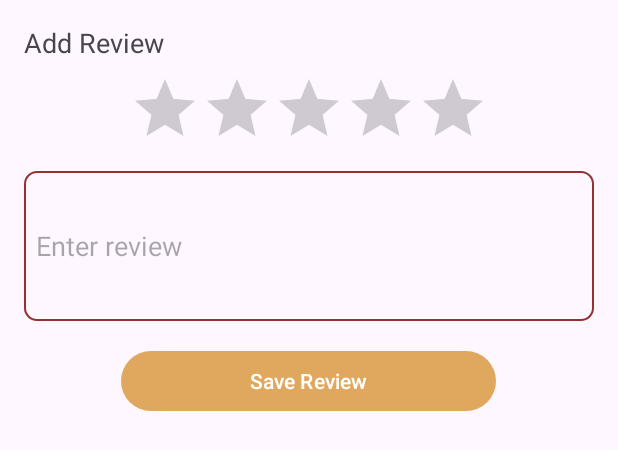
After one commit to DewaTriWijaya/SEA_SALON, an Android app: the layout dialog_review.xml on its own in the app's theme, with its tools: preview values and no code run, on a phone screen of 412 x 824 dp. The commit adds this screen. Shown: the top 450 px of the screen. Run offline under Robolectric (Android 15) with nearby library versions, the phone set to English and light mode, and no system bars.

Commit message:
update Review & dialog_review

```diff
--- a/app/src/main/java/com/dewa/sea/ui/notification/SectionsPagerAdapter.kt
+++ b/app/src/main/java/com/dewa/sea/ui/notification/SectionsPagerAdapter.kt
@@ -5,12 +5,14 @@ import androidx.fragment.app.Fragment
 import androidx.fragment.app.FragmentManager
 import androidx.fragment.app.FragmentPagerAdapter
 import com.dewa.sea.R
+import com.dewa.sea.ui.notification.history.HistoryFragment
 import com.dewa.sea.ui.notification.reservation.ReservationFragment
 import com.dewa.sea.ui.notification.review.ReviewFragment
 
 private val TAB_TITLES = arrayOf(
     R.string.tab_text_1,
-    R.string.tab_text_2
+    R.string.tab_text_2,
+    R.string.tab_text_3
 )
 
 class SectionsPagerAdapter(private val context: Context, fm: FragmentManager) :
@@ -20,6 +22,7 @@ class SectionsPagerAdapter(private val context: Context, fm: FragmentManager) :
         return when (position){
             0 -> ReservationFragment()
             1 -> ReviewFragment()
+            2 -> HistoryFragment()
             else -> throw IllegalStateException("Unexpected position $position")
         }
     }
--- a/app/src/main/java/com/dewa/sea/ui/notification/reservation/ReservationFragment.kt
+++ b/app/src/main/java/com/dewa/sea/ui/notification/reservation/ReservationFragment.kt
@@ -83,12 +83,15 @@ class ReservationFragment : Fragment(), AdapterReservation.OnTimeSelectedListene
     }
 
     private fun deleteReservationFromFireStore(reservation: String) {
+        //binding.progressBar.visibility = View.VISIBLE
+
         fireStore.collection("reservation")
             .document(reservation)
             .delete()
             .addOnSuccessListener {
                 Toast.makeText(context, "Reservation deleted successfully", Toast.LENGTH_SHORT).show()
                 getDataReservationFromFireStore()
+                //binding.progressBar.visibility = View.GONE
             }
             .addOnFailureListener { e ->
                 Toast.makeText(
--- /dev/null
+++ b/app/src/main/res/drawable/background_review.xml
@@ -0,0 +1,6 @@
+<?xml version="1.0" encoding="utf-8"?>
+<shape xmlns:android="http://schemas.android.com/apk/res/android">
+    <corners android:radius="8dp" />
+    <stroke android:width="1dp" android:color="@color/red_dark" />
+
+</shape>
--- /dev/null
+++ b/app/src/main/res/layout/dialog_review.xml
@@ -0,0 +1,37 @@
+<?xml version="1.0" encoding="utf-8"?>
+<LinearLayout xmlns:android="http://schemas.android.com/apk/res/android"
+    android:layout_width="match_parent"
+    android:layout_height="wrap_content"
+    android:orientation="vertical"
+    android:padding="16dp">
+
+    <TextView
+        android:layout_width="wrap_content"
+        android:layout_height="wrap_content"
+        android:text="Add Review"
+        android:textSize="18sp" />
+
+    <RatingBar
+        android:layout_width="wrap_content"
+        android:layout_height="wrap_content"
+        android:layout_gravity="center"
+        android:layout_margin="8dp"
+        android:numStars="5"
+        android:stepSize="1.0" />
+
+    <EditText
+        android:layout_width="match_parent"
+        android:layout_height="100dp"
+        android:background="@drawable/background_review"
+        android:hint="Enter review"
+        android:padding="8dp" />
+
+    <Button
+        android:layout_width="250dp"
+        android:layout_height="wrap_content"
+        android:layout_marginTop="16dp"
+        android:layout_gravity="center"
+        android:text="Save Review"/>
+
+
+</LinearLayout>
--- a/app/src/main/res/values/strings.xml
+++ b/app/src/main/res/values/strings.xml
@@ -6,6 +6,8 @@
     <string name="title_activity_natification_pager">NatificationPagerActivity</string>
     <string name="tab_text_1">Reservation</string>
     <string name="tab_text_2">Review</string>
+    <string name="tab_text_3">History</string>
+
     <string name="home">Home</string>
     <string name="time">Time</string>
     <string name="date">Date</string>
@@ -15,7 +17,8 @@
     <string name="reservation">Reservation</string>
     <string name="_00_00_0000">00/00/0000</string>
     <string name="status">Status</string>
+
+    <string name="cancel">Cancel</string>
     <!-- TODO: Remove or change this placeholder text -->
     <string name="hello_blank_fragment">Hello blank fragment</string>
-    <string name="cancel">Cancel</string>
 </resources>
```
Also changed, not shown: app/src/main/java/com/dewa/sea/ui/notification/history/HistoryFragment.kt (added, +19 -0 lines), app/src/main/res/layout/fragment_history.xml (added, +14 -0 lines).
